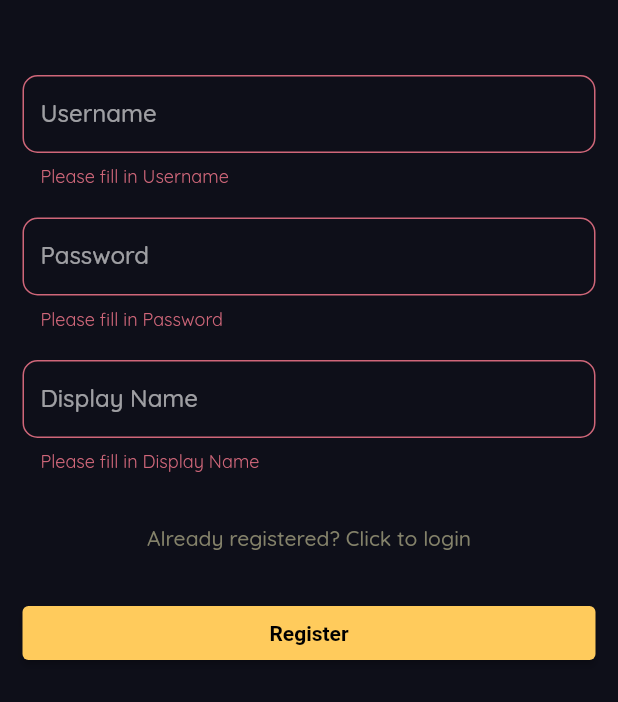
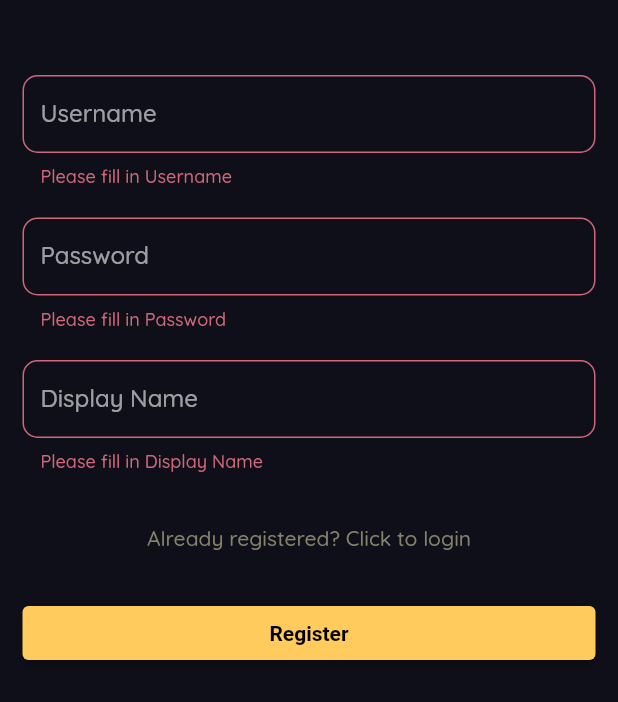
Before and after one commit to nicholas-roether/quicksend, a Flutter app: the screen it shows after launch, after a tap on "Already registered? Click to login", after a tap on "New here? Create an account", after a tap on "Register", on a phone screen of 412 x 824 dp, the part 534-1236 px from its top. Run offline on Flutter 3.47's test engine with Material 2 defaults, Android fonts, the phone set to English and light mode, and no system bars; our stand-ins replace device_info_plus, dio, flutter_secure_storage, hive, hive_flutter, image_picker and 2 more; missing offline and left inert: encrypt, fast_rsa, image_picker_web, mime_type; accounts and stored records are empty; network calls fail; statements that could not run were skipped.

Commit message:
add body properties to theme

```diff
--- a/lib/utils/my_themes.dart
+++ b/lib/utils/my_themes.dart
@@ -55,6 +55,9 @@ class MyThemes {
       headlineLarge: const TextStyle(fontWeight: FontWeight.w500),
       headlineMedium: const TextStyle(fontWeight: FontWeight.w500),
       headlineSmall: const TextStyle(fontWeight: FontWeight.w500),
+      bodyLarge: const TextStyle(fontWeight: FontWeight.w500),
+      bodyMedium: const TextStyle(fontWeight: FontWeight.w500),
+      bodySmall: const TextStyle(fontWeight: FontWeight.w500),
       titleLarge: const TextStyle(fontWeight: FontWeight.w500),
       titleMedium: const TextStyle(fontWeight: FontWeight.w500),
       titleSmall: const TextStyle(fontWeight: FontWeight.w500),
```
